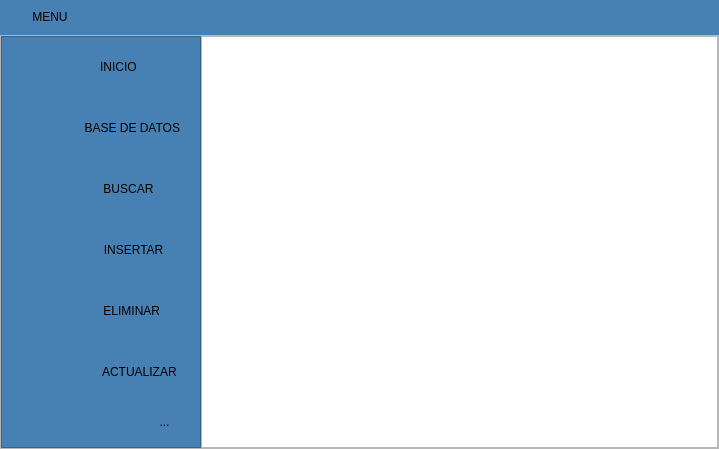
The window that Menu Lateral desplegable/menu.ui (Juankapy/Programacion-app) describes before a commit, drawn with Qt 5.
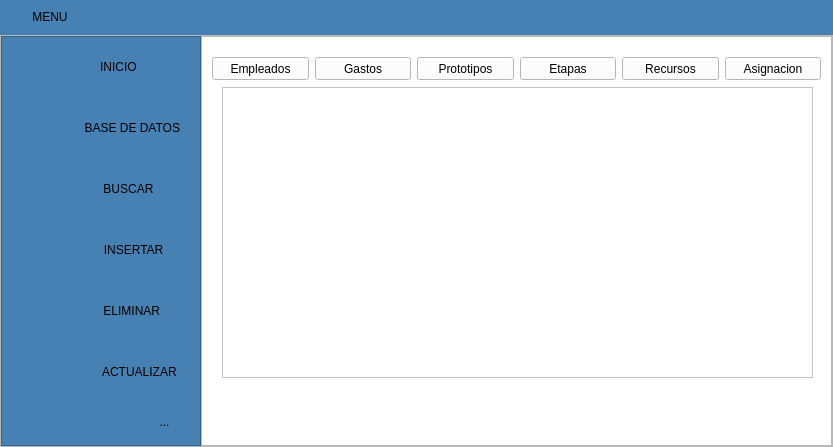
The same window after the commit. The open tabs and pages were chosen to show the change. Icons and pictures are not drawn.

The edit to the form file:
```diff
--- a/Menu Lateral desplegable/menu.ui
+++ b/Menu Lateral desplegable/menu.ui
@@ -6,8 +6,8 @@
    <rect>
     <x>0</x>
     <y>0</y>
-    <width>719</width>
-    <height>449</height>
+    <width>833</width>
+    <height>447</height>
    </rect>
   </property>
   <property name="minimumSize">
@@ -740,7 +740,7 @@
                </layout>
               </item>
               <item>
-               <widget class="QTableWidget" name="tableWidget"/>
+               <widget class="QTableView" name="Tablabasededatos"/>
               </item>
              </layout>
             </widget>
@@ -754,6 +754,94 @@
              <property name="styleSheet">
               <string notr="true">background-color: rgb(255, 255, 255);</string>
              </property>
+             <widget class="QTableWidget" name="tableWidget">
+              <property name="geometry">
+               <rect>
+                <x>20</x>
+                <y>50</y>
+                <width>591</width>
+                <height>291</height>
+               </rect>
+              </property>
+             </widget>
+             <widget class="QPushButton" name="bt_etapas_2">
+              <property name="geometry">
+               <rect>
+                <x>318</x>
+                <y>20</y>
+                <width>96</width>
+                <height>23</height>
+               </rect>
+              </property>
+              <property name="text">
+               <string>Etapas</string>
+              </property>
+             </widget>
+             <widget class="QPushButton" name="bt_prototipos_2">
+              <property name="geometry">
+               <rect>
+                <x>215</x>
+                <y>20</y>
+                <width>97</width>
+                <height>23</height>
+               </rect>
+              </property>
+              <property name="text">
+               <string>Prototipos</string>
+              </property>
+             </widget>
+             <widget class="QPushButton" name="bt_empleados_2">
+              <property name="geometry">
+               <rect>
+                <x>10</x>
+                <y>20</y>
+                <width>97</width>
+                <height>23</height>
+               </rect>
+              </property>
+              <property name="text">
+               <string>Empleados</string>
+              </property>
+             </widget>
+             <widget class="QPushButton" name="bt_recursos_2">
+              <property name="geometry">
+               <rect>
+                <x>420</x>
+                <y>20</y>
+                <width>97</width>
+                <height>23</height>
+               </rect>
+              </property>
+              <property name="text">
+               <string>Recursos</string>
+              </property>
+             </widget>
+             <widget class="QPushButton" name="bt_asignacion_2">
+              <property name="geometry">
+               <rect>
+                <x>523</x>
+                <y>20</y>
+                <width>96</width>
+                <height>23</height>
+               </rect>
+              </property>
+              <property name="text">
+               <string>Asignacion</string>
+              </property>
+             </widget>
+             <widget class="QPushButton" name="bt_gastos_2">
+              <property name="geometry">
+               <rect>
+                <x>113</x>
+                <y>20</y>
+                <width>96</width>
+                <height>23</height>
+               </rect>
+              </property>
+              <property name="text">
+               <string>Gastos</string>
+              </property>
+             </widget>
             </widget>
             <widget class="QWidget" name="page_tres">
              <layout class="QVBoxLayout" name="verticalLayout_6"/>
```
Left out of the diff: 32 changed lines with no effect on the pictures.
